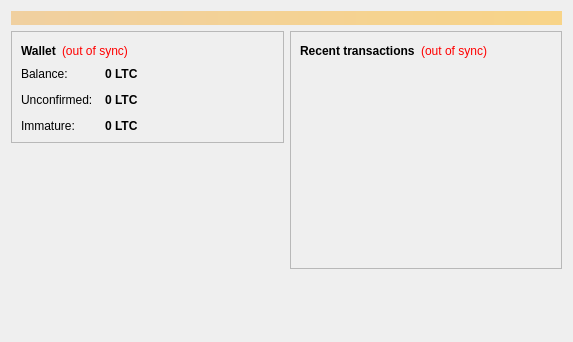
Old version of the form src/qt/forms/overviewpage.ui in the repository happy-coin/happy-coin.
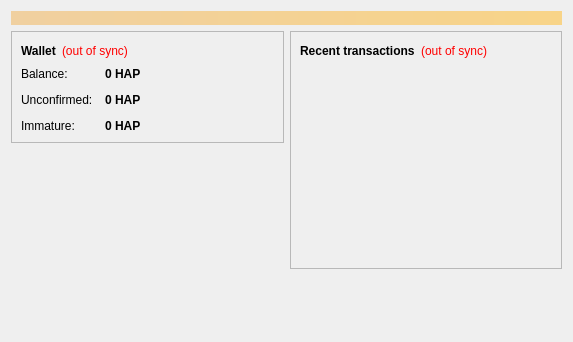
New version of the form.

The edit to the form file:
```diff
--- a/src/qt/forms/overviewpage.ui
+++ b/src/qt/forms/overviewpage.ui
@@ -122,7 +122,7 @@
                <string>Your current balance</string>
               </property>
               <property name="text">
-               <string notr="true">0 LTC</string>
+               <string notr="true">0 HAP</string>
               </property>
               <property name="textInteractionFlags">
                <set>Qt::LinksAccessibleByMouse|Qt::TextSelectableByKeyboard|Qt::TextSelectableByMouse</set>
@@ -151,7 +151,7 @@
                <string>Total of transactions that have yet to be confirmed, and do not yet count toward the current balance</string>
               </property>
               <property name="text">
-               <string notr="true">0 LTC</string>
+               <string notr="true">0 HAP</string>
               </property>
               <property name="textInteractionFlags">
                <set>Qt::LinksAccessibleByMouse|Qt::TextSelectableByKeyboard|Qt::TextSelectableByMouse</set>
@@ -177,7 +177,7 @@
                <string>Mined balance that has not yet matured</string>
               </property>
               <property name="text">
-               <string notr="true">0 LTC</string>
+               <string notr="true">0 HAP</string>
               </property>
               <property name="textInteractionFlags">
                <set>Qt::LinksAccessibleByMouse|Qt::TextSelectableByKeyboard|Qt::TextSelectableByMouse</set>
```
Left out of the diff: 4 changed lines with no effect on the pictures.
